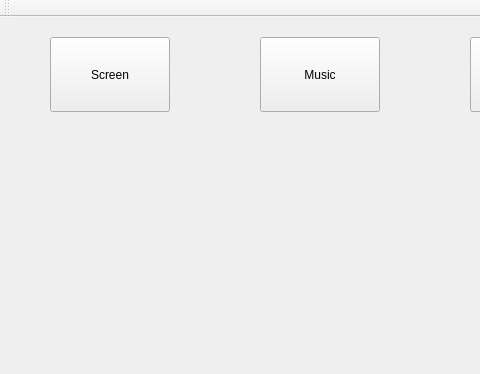
Old version of the form mainwindow.ui in the repository ICEDustpan/AVD-Qt-Tool; both pictures show x 0 to 480 and y 0 to 374 of the 800 by 480 pixel window.
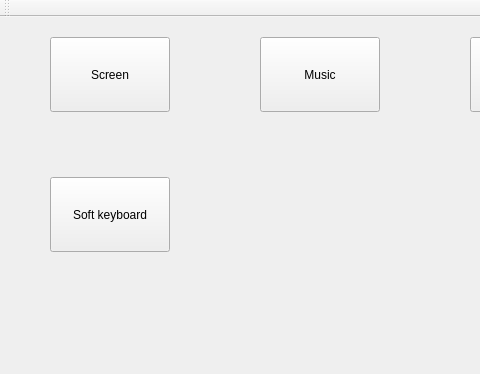
New version of the form.

Commit message: 1: New soft keyboard function

```diff
--- a/mainwindow.ui
+++ b/mainwindow.ui
@@ -53,6 +53,19 @@
      <string>Network</string>
     </property>
    </widget>
+   <widget class="QPushButton" name="bt_softkeyboard">
+    <property name="geometry">
+     <rect>
+      <x>50</x>
+      <y>160</y>
+      <width>120</width>
+      <height>75</height>
+     </rect>
+    </property>
+    <property name="text">
+     <string>Soft keyboard</string>
+    </property>
+   </widget>
   </widget>
   <widget class="QMenuBar" name="menuBar">
    <property name="geometry">
```
The commit also changes 7 other files.
